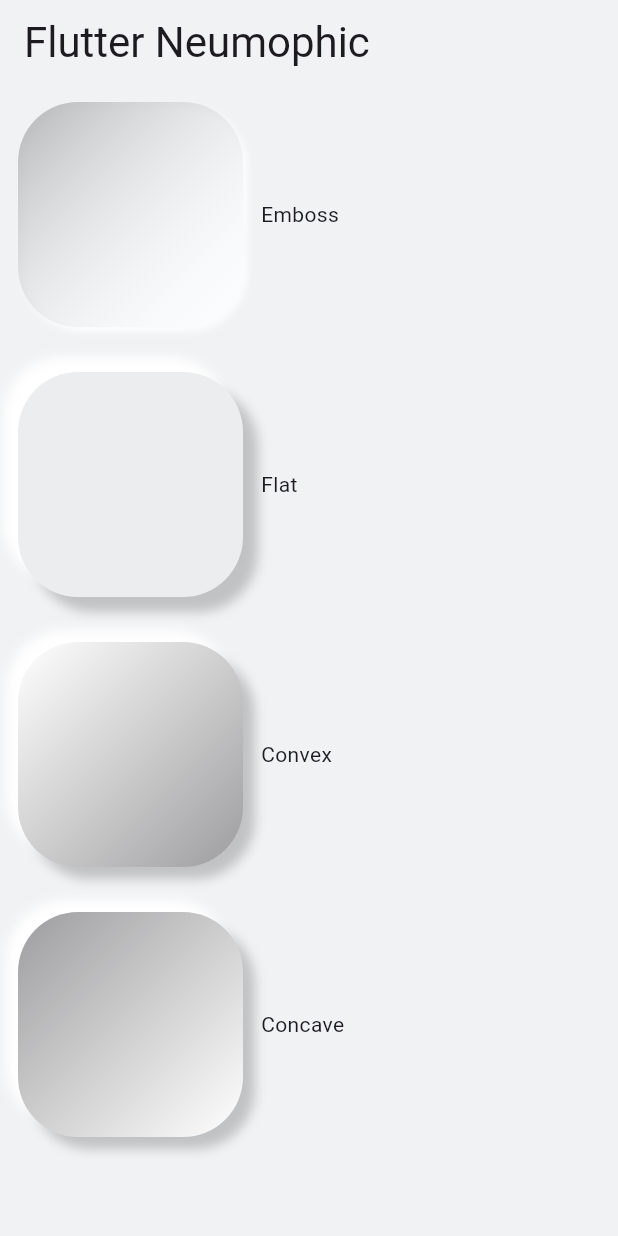
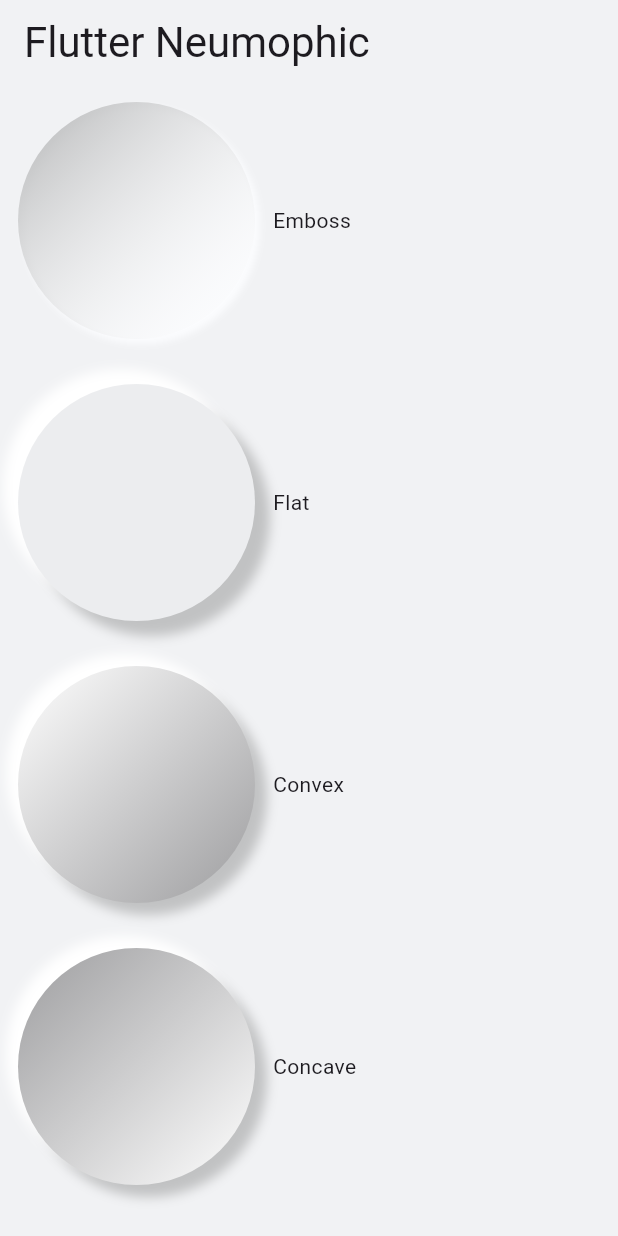
Before and after one commit to KeithLame/ZeroOne, a Flutter app: the screen it shows after launch, on a phone screen of 412 x 824 dp. Run offline on Flutter 3.47's test engine with Material 3 defaults, Android fonts, the phone set to English and light mode, and no system bars.

Commit message:
added boxshape & padding

```diff
--- a/example/lib/main.dart
+++ b/example/lib/main.dart
@@ -32,14 +32,7 @@ class _MyHomePageState extends State<MyHomePage> {
   @override
   Widget build(BuildContext context) {
     return Provider<NeumorphicTheme>.value(
-      value: NeumorphicTheme(
-        baseColor: NeumorphicColors.background,
-        lightSource: LightSource.topLeft,
-        curveHeight: 15,
-        distance: 3,
-        blur: 6,
-        intensity: 0.2
-      ),
+      value: NeumorphicTheme(baseColor: NeumorphicColors.background, lightSource: LightSource.topLeft, curveHeight: 15, distance: 3, blur: 6, intensity: 0.2),
       child: Scaffold(
         backgroundColor: NeumorphicColors.background,
         appBar: AppBar(
@@ -56,7 +49,8 @@ class _MyHomePageState extends State<MyHomePage> {
               children: [
                 Row(
                   children: <Widget>[
-                    NeumorphicContainer(
+                    Neumorphic(
+                      shape: BoxShape.circle,
                       //accent: Colors.blueAccent,
                       style: NeumorphicStyle(
                         distance: 10,
@@ -76,6 +70,7 @@ class _MyHomePageState extends State<MyHomePage> {
                 Row(
                   children: <Widget>[
                     NeumorphicButton(
+                      shape: BoxShape.circle,
                       //accent: Colors.blueAccent,
                       style: NeumorphicStyle(
                         distance: 10,
@@ -95,6 +90,7 @@ class _MyHomePageState extends State<MyHomePage> {
                 Row(
                   children: <Widget>[
                     NeumorphicButton(
+                      shape: BoxShape.circle,
                       //accent: Colors.blueAccent,
                       style: NeumorphicStyle(
                         distance: 8,
@@ -114,6 +110,7 @@ class _MyHomePageState extends State<MyHomePage> {
                 Row(
                   children: <Widget>[
                     NeumorphicButton(
+                      shape: BoxShape.circle,
                       //accent: Colors.blueAccent,
                       style: NeumorphicStyle(
                         distance: 8,
--- a/lib/neumortphic_decorator.dart
+++ b/lib/neumortphic_decorator.dart
@@ -6,7 +6,9 @@ BoxDecoration generateNeumorphicDecorator(
     {
     /*nullable*/ Color accent,
     /*nullable*/ NeumorphicStyle style,
-    /*nullable*/ NeumorphicTheme theme}) {
+    /*nullable*/ NeumorphicTheme theme,
+    /*nullable*/ BoxShape shape
+    }) {
   if (theme == null) {
     theme = neumorphicDefaultTheme;
   }
@@ -72,17 +74,6 @@ BoxDecoration generateNeumorphicDecorator(
         )
       ],
     );
-
-
-
-
-    return BoxDecoration(
-      borderRadius: borderRadius,
-      //color: innerColor,
-      boxShadow: boxShadows,
-      gradient: gradient,
-    );
-
   } else if (style.shape == NeumorphicShape.flat) {
     innerColor = accent ?? style.baseColor;
     final offset = sourceToOffset(style.lightSource, style.distance);
@@ -157,11 +148,22 @@ BoxDecoration generateNeumorphicDecorator(
     );
   }
 
+  if(shape == null){
+    shape = BoxShape.rectangle;
+  }
 
-  return BoxDecoration(
-    borderRadius: borderRadius,
-    //color: innerColor,
-    boxShadow: boxShadows,
-    gradient: gradient,
-  );
+  if(shape == BoxShape.circle){
+    return BoxDecoration(
+        boxShadow: boxShadows,
+        gradient: gradient,
+        shape: shape
+    );
+  } else {
+    return BoxDecoration(
+        borderRadius: borderRadius,
+        boxShadow: boxShadows,
+        gradient: gradient,
+        shape: shape
+    );
+  }
 }
--- a/lib/widget/button.dart
+++ b/lib/widget/button.dart
@@ -8,10 +8,12 @@ class NeumorphicButton extends StatefulWidget {
   final Widget child;
   final NeumorphicStyle style;
   final double minDistance;
+  final BoxShape shape;
 
   const NeumorphicButton({
     Key key,
     this.child,
+    this.shape,
     this.minDistance = 0,
     this.style = const NeumorphicStyle(),
   }) : super(key: key);
@@ -81,7 +83,8 @@ class _NeumorphicButtonState extends State<NeumorphicButton> {
       },
       child: AnimatedScale(
         scale: this.scale,
-        child: NeumorphicContainer(
+        child: Neumorphic(
+          shape: widget.shape,
           style: initialStyle.copyWith(distance: distance),
           child: widget.child,
         ),
--- a/lib/widget/container.dart
+++ b/lib/widget/container.dart
@@ -3,12 +3,20 @@ import 'package:flutter_neumorphic/theme_finder.dart';
 
 import '../flutter_neumorphic.dart';
 
-class NeumorphicContainer extends StatelessWidget {
+class Neumorphic extends StatelessWidget {
   final Widget child;
   final Color accent;
   final NeumorphicStyle style;
+  final EdgeInsets padding;
+  final BoxShape shape;
 
-  NeumorphicContainer({this.child, this.style, this.accent});
+  Neumorphic({
+    this.child,
+    this.style,
+    this.accent,
+    this.shape,
+    this.padding = const EdgeInsets.all(4),
+  });
 
   @override
   Widget build(BuildContext context) {
@@ -16,12 +24,14 @@ class NeumorphicContainer extends StatelessWidget {
       accent: this.accent,
       style: this.style,
       theme: findNeumorphicTheme(context),
+      shape: shape
     );
 
     return AnimatedContainer(
       duration: const Duration(milliseconds: 150),
       child: child,
       decoration: decorator,
+      padding: this.padding,
     );
   }
 }
```
